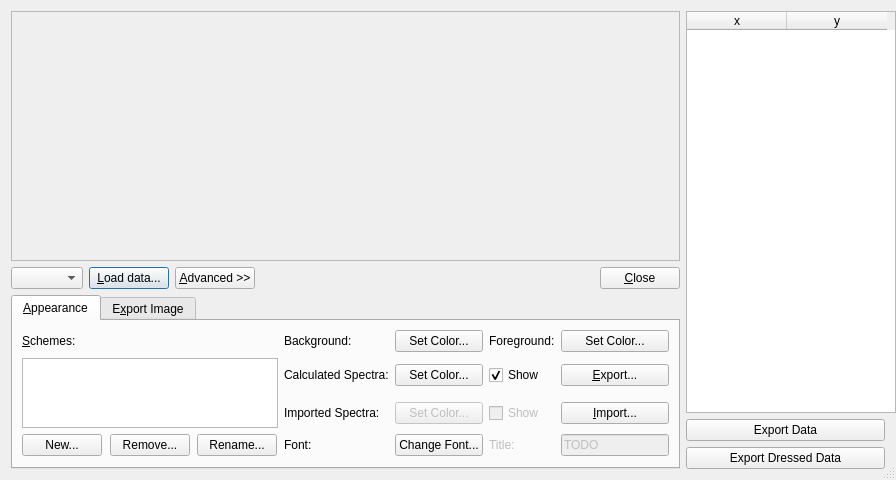
Qt form libavogadro/src/extensions/spectra/spectradialog.ui (thosoo/avogadro) before a commit.
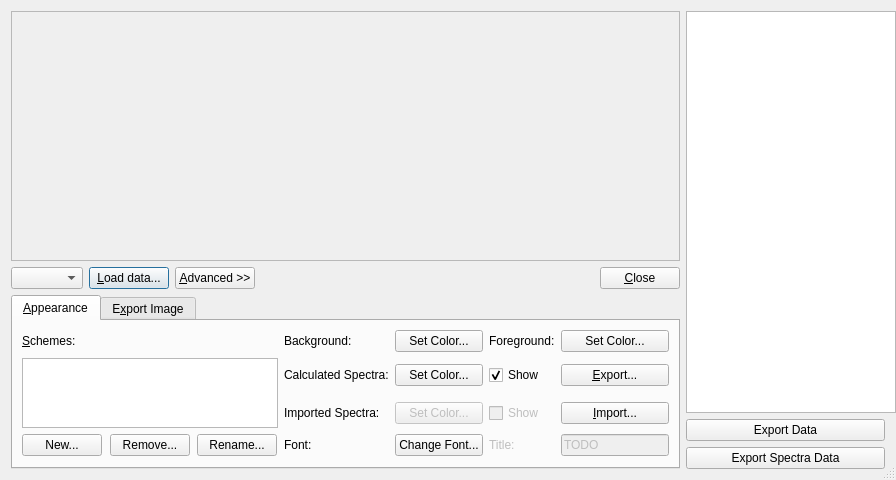
The same form after that commit. Custom widgets are drawn as their Qt base class.

Commit message: X-Ray spectra and ORCA 4.0 support

What changed in the file:
```diff
--- a/libavogadro/src/extensions/spectra/spectradialog.ui
+++ b/libavogadro/src/extensions/spectra/spectradialog.ui
@@ -88,7 +88,7 @@
       <bool>true</bool>
      </property>
      <attribute name="horizontalHeaderVisible">
-      <bool>true</bool>
+      <bool>false</bool>
      </attribute>
      <attribute name="horizontalHeaderCascadingSectionResizes">
       <bool>false</bool>
@@ -97,7 +97,7 @@
       <bool>false</bool>
      </attribute>
      <attribute name="verticalHeaderVisible">
-      <bool>true</bool>
+      <bool>false</bool>
      </attribute>
      <column>
       <property name="text">
@@ -733,7 +733,7 @@
    <item row="4" column="6">
     <widget class="QPushButton" name="push_exportDressedData">
      <property name="text">
-      <string>Export Dressed Data</string>
+      <string>Export Spectra Data</string>
      </property>
     </widget>
    </item>
```
The commit also changes 33 other files.
